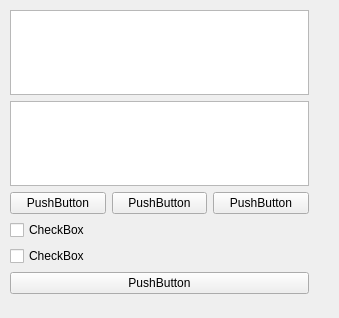
Above: en_win.ui from SokAnn/phone_book before the change. Below: the same form after it.
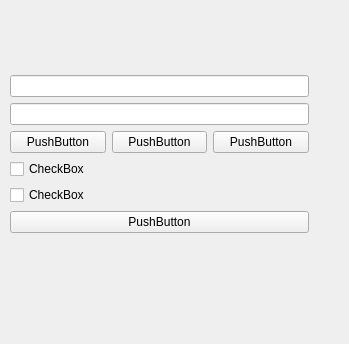
That is the form after the change.

The edit to the form file:
```diff
--- a/en_win.ui
+++ b/en_win.ui
@@ -6,8 +6,8 @@
    <rect>
     <x>0</x>
     <y>0</y>
-    <width>339</width>
-    <height>318</height>
+    <width>349</width>
+    <height>344</height>
    </rect>
   </property>
   <property name="windowTitle">
@@ -20,17 +20,17 @@
       <x>10</x>
       <y>10</y>
       <width>299</width>
-      <height>284</height>
+      <height>289</height>
      </rect>
     </property>
     <layout class="QVBoxLayout" name="verticalLayout_3">
      <item>
       <layout class="QVBoxLayout" name="verticalLayout">
        <item>
-        <widget class="QTextEdit" name="NameTextEdit"/>
+        <widget class="QLineEdit" name="NamelineEdit"/>
        </item>
        <item>
-        <widget class="QTextEdit" name="PasswordTextEdit"/>
+        <widget class="QLineEdit" name="PasswordlineEdit"/>
        </item>
        <item>
         <layout class="QHBoxLayout" name="horizontalLayout">
```
